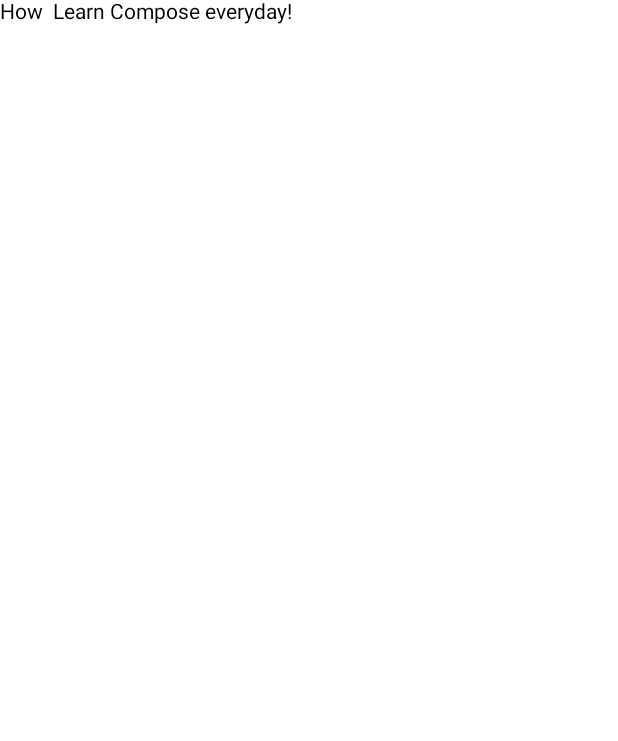
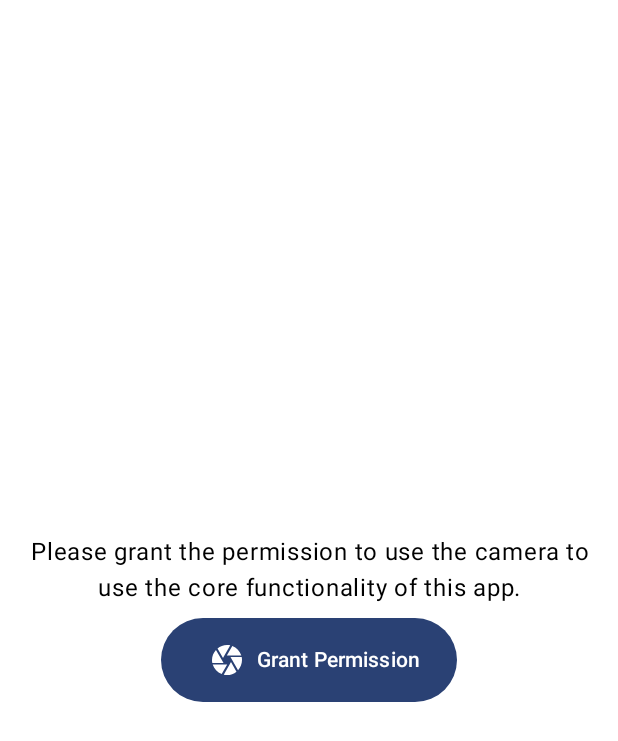
Before and after one commit to believerabhi/android-jetpack-compose-text-recognizer, an Android app built with Jetpack Compose: the screen it shows after launch (MainActivity), on a phone screen of 412 x 824 dp. Before the commit the part shown is almost empty. Shown: the top 741 px of the screen. Run offline under Robolectric (Android 15) with nearby library versions, the phone set to English and light mode, and no system bars.

Commit message:
Added No Permission Screen Granted screen

```diff
--- a/app/src/main/java/com/example/textrecognizer/MainActivity.kt
+++ b/app/src/main/java/com/example/textrecognizer/MainActivity.kt
@@ -10,6 +10,7 @@ import androidx.compose.material.Text
 import androidx.compose.runtime.Composable
 import androidx.compose.ui.Modifier
 import androidx.compose.ui.tooling.preview.Preview
+import com.example.textrecognizer.ui.theme.MainScreen
 import com.example.textrecognizer.ui.theme.TextRecognizerTheme
 
 class MainActivity : ComponentActivity() {
@@ -22,7 +23,8 @@ class MainActivity : ComponentActivity() {
                     modifier = Modifier.fillMaxSize(),
                     color = MaterialTheme.colors.background
                 ) {
-                    Greeting("Learn Compose everyday")
+                   // Greeting("Learn Compose")
+                   MainScreen()
                 }
             }
         }
--- /dev/null
+++ b/app/src/main/java/com/example/textrecognizer/ui/MainScreen.kt
@@ -0,0 +1,38 @@
+package com.example.textrecognizer.ui.theme
+
+import androidx.compose.runtime.Composable
+import androidx.compose.ui.tooling.preview.Preview
+import com.example.textrecognizer.ui.no_permission.NoPermissionScreen
+import com.google.accompanist.permissions.ExperimentalPermissionsApi
+import com.google.accompanist.permissions.PermissionState
+import com.google.accompanist.permissions.isGranted
+import com.google.accompanist.permissions.rememberPermissionState
+
+@OptIn(ExperimentalPermissionsApi::class)
+@Composable
+fun MainScreen() {
+   val cameraPermissionState : PermissionState = rememberPermissionState(permission = android.Manifest.permission.CAMERA)
+
+    MainContent(
+       hasPermission = cameraPermissionState.status.isGranted,
+       onRequestPermission = cameraPermissionState::launchPermissionRequest
+   )
+}
+
+@Composable
+private fun MainContent(
+    hasPermission: Boolean,
+    onRequestPermission: ()-> Unit) {
+     if(hasPermission) {
+     //CameraScreen()
+     } else {
+         NoPermissionScreen(onRequestPermission)
+     }
+}
+
+@Preview
+@Composable
+private fun Preview_MainContent() {
+    MainContent(hasPermission = false,
+    onRequestPermission = {})
+}
--- /dev/null
+++ b/app/src/main/java/com/example/textrecognizer/ui/no_permission/NoPermissionScreen.kt
@@ -0,0 +1,49 @@
+package com.example.textrecognizer.ui.no_permission
+
+import androidx.compose.foundation.layout.*
+import androidx.compose.material3.Button
+import androidx.compose.material3.Icon
+import androidx.compose.material3.Text
+import androidx.compose.material.icons.Icons
+import androidx.compose.material.icons.filled.Camera
+import androidx.compose.runtime.Composable
+import androidx.compose.ui.Alignment
+import androidx.compose.ui.Modifier
+import androidx.compose.ui.text.style.TextAlign
+import androidx.compose.ui.tooling.preview.Preview
+import androidx.compose.ui.unit.dp
+
+@Composable
+fun NoPermissionScreen(onRequestPermission:() -> Unit) {
+    NoPermissionContent (onRequestPermission)
+}
+
+@Composable
+private fun NoPermissionContent(onRequestPermission: () -> Unit) {
+   Box(
+       modifier = Modifier.fillMaxSize(),
+       contentAlignment = Alignment.Center
+   ) {
+        Column(
+            modifier = Modifier
+                .padding(16.dp)
+                .fillMaxSize(),
+            horizontalAlignment = Alignment.CenterHorizontally,
+            verticalArrangement = Arrangement.spacedBy(8.dp, Alignment.CenterVertically)
+        ) {
+            Text(textAlign = TextAlign.Center,
+                text = "Please grant the permission to use the camera to use the core functionality of this app."
+            )
+            Button(onClick = onRequestPermission) {
+                Icon(imageVector = Icons.Default.Camera, contentDescription = "camera", modifier = Modifier.padding(8.dp))
+                Text(text = "Grant Permission")
+            }
+        }
+   }
+}
+
+@Preview
+@Composable
+fun Preview_NoPermissionContent() {
+    NoPermissionScreen (onRequestPermission = {})
+}
--- a/build.gradle
+++ b/build.gradle
@@ -1,6 +1,9 @@
 buildscript {
     ext {
         compose_ui_version = '1.2.0'
+        lifecycle_version = "2.6.1"
+        camerax_version = "1.3.0-beta02"
+        accompanist_version = '0.30.0'
     }
 }// Top-level build file where you can add configuration options common to all sub-projects/modules.
 plugins {
```
Also changed, not shown: app/build.gradle (+11 -0 lines).
